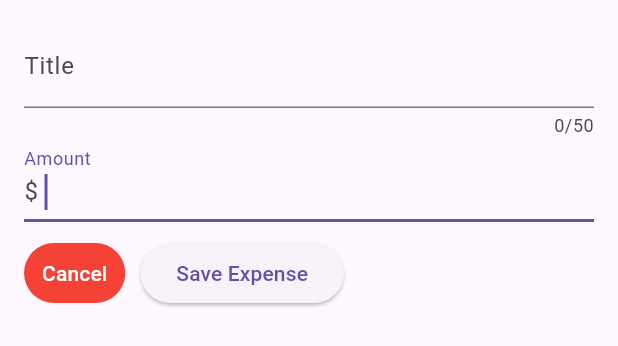
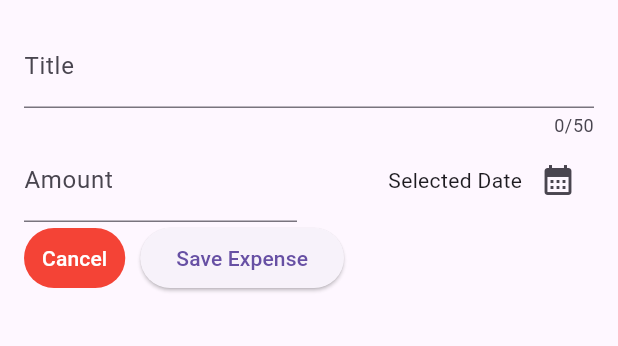
Before and after one commit to matthewserafica01/expense_tracker, a Flutter app: the NewExpense widget shown alone on an empty page, opened directly, on a phone screen of 412 x 824 dp. Shown: the top 346 px of the screen. Run offline on Flutter 3.47's test engine with Material 3 defaults, Android fonts, the phone set to English and light mode, and no system bars.

Commit message:
Update new_expense added a datepicker

```diff
--- a/expense_tracker/lib/widgets/new_expense.dart
+++ b/expense_tracker/lib/widgets/new_expense.dart
@@ -13,6 +13,16 @@ class NewExpense extends StatefulWidget {
 class _NewExpenseState extends State<NewExpense> {
   final _titleController = TextEditingController();
   final _amountController = TextEditingController();
+
+  void _presentDatePicker() {
+    final now = DateTime.now();
+    final firstDate = DateTime(now.year - 1, now.month, now.day);
+    showDatePicker(
+        context: context,
+        initialDate: now,
+        firstDate: firstDate,
+        lastDate: now);
+  }
 
   @override
   void dispose() {
@@ -34,18 +44,35 @@ class _NewExpenseState extends State<NewExpense> {
               label: Text('Title'),
             ),
           ),
-          TextField(
+          Row(
+            children: [
+              Expanded(
+                child: TextField(
                   controller: _amountController,
                   keyboardType: TextInputType.number,
-            autofocus: true,
                   /* inputFormatters: [FilteringTextInputFormatter.digitsOnly], */
                   decoration: const InputDecoration(
                     prefixText: '\$ ',
                     label: Text('Amount'),
                   ),
                 ),
+              ),
               const SizedBox(
-            height: 10,
+                width: 16,
+              ),
+              Expanded(
+                child: Row(
+                  mainAxisAlignment: MainAxisAlignment.end,
+                  crossAxisAlignment: CrossAxisAlignment.center,
+                  children: [
+                    const Text('Selected Date'),
+                    IconButton(
+                        onPressed: _presentDatePicker,
+                        icon: const Icon(Icons.calendar_month)),
+                  ],
+                ),
+              )
+            ],
           ),
           Row(
             children: [
```
Lines whose indentation alone changed are shown as unchanged.
